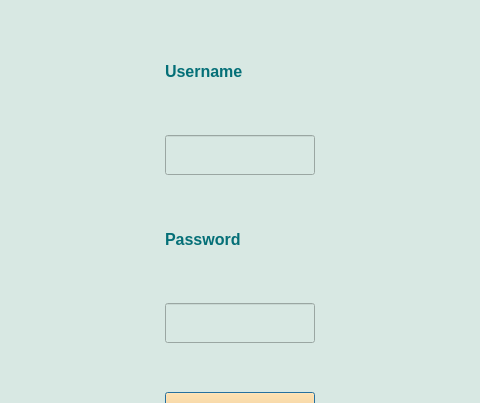
This is concurrentTextEditor/clientmainwindow.ui in scottiexdev/concurrentTextEditor as Qt 5 draws it before an edit; both pictures show x 156 to 636 and y 0 to 403 of the 800 by 700 pixel window. The edited form follows.
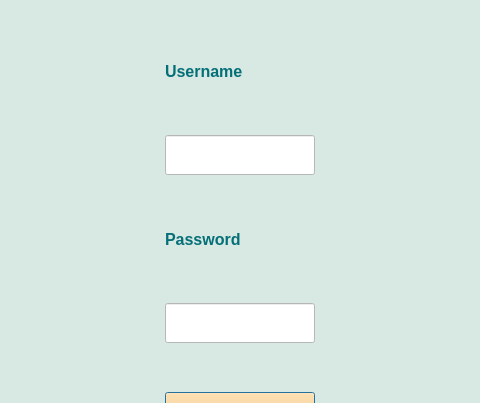
This is the edited form.

Commit message: small changes (colors, statusbar e tooltip)

```diff
--- a/concurrentTextEditor/clientmainwindow.ui
+++ b/concurrentTextEditor/clientmainwindow.ui
@@ -532,7 +532,7 @@
          <cursorShape>ArrowCursor</cursorShape>
         </property>
         <property name="styleSheet">
-         <string notr="true">background-color: rgb(216, 232, 227);</string>
+         <string notr="true">background-color: rgb(255, 255, 255);</string>
         </property>
        </widget>
       </item>
@@ -559,7 +559,7 @@
          <enum>Qt::StrongFocus</enum>
         </property>
         <property name="styleSheet">
-         <string notr="true">background-color: rgb(216, 232, 227);</string>
+         <string notr="true">background-color: rgb(255, 255, 255);</string>
         </property>
         <property name="inputMethodHints">
          <set>Qt::ImhHiddenText|Qt::ImhNoAutoUppercase|Qt::ImhNoPredictiveText|Qt::ImhSensitiveData</set>
```
Left out of the diff: 2 changed lines with no effect on the pictures. The commit also changes 3 other files.
